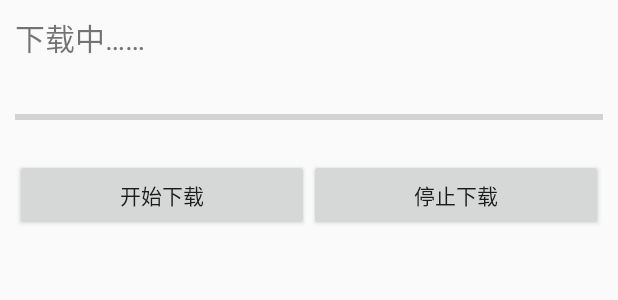
After one commit to Zhai-Wang/Practices, an Android app: the layout item_main.xml on its own in the app's theme, with its tools: preview values and no code run, on a phone screen of 412 x 824 dp. The commit adds this screen. Shown: the top 300 px of the screen. Run offline under Robolectric (Android 15) with nearby library versions, the phone set to English and light mode, and no system bars.

Commit message:
修改为多个文件下载的界面

```diff
--- a/downloaddemo/src/main/java/com/shmj/mouzhai/downloaddemo/entities/ThreadInfo.java
+++ b/downloaddemo/src/main/java/com/shmj/mouzhai/downloaddemo/entities/ThreadInfo.java
@@ -13,6 +13,9 @@ public class ThreadInfo {
     private int start;
     private int end;
     private int finished;
+
+    public ThreadInfo() {
+    }
 
     public ThreadInfo(int id, String url, int start, int end, int finished) {
         this.id = id;
--- /dev/null
+++ b/downloaddemo/src/main/res/layout/item_main.xml
@@ -0,0 +1,48 @@
+<?xml version="1.0" encoding="utf-8"?>
+<LinearLayout xmlns:android="http://schemas.android.com/apk/res/android"
+    xmlns:tools="http://schemas.android.com/tools"
+    android:id="@+id/activity_main"
+    android:layout_width="match_parent"
+    android:layout_height="match_parent"
+    android:orientation="vertical"
+    tools:context="com.shmj.mouzhai.downloaddemo.MainActivity">
+
+    <TextView
+        android:id="@+id/tv_file_name"
+        android:layout_width="wrap_content"
+        android:layout_height="wrap_content"
+        android:padding="10dp"
+        android:text="@string/downloading"
+        android:textSize="20sp" />
+
+    <ProgressBar
+        android:id="@+id/pb_progress"
+        style="?android:attr/progressBarStyleHorizontal"
+        android:layout_width="match_parent"
+        android:layout_height="wrap_content"
+        android:layout_marginTop="10dp"
+        android:padding="10dp" />
+
+    <LinearLayout
+        android:layout_width="match_parent"
+        android:layout_height="wrap_content"
+        android:padding="10dp">
+
+        <Button
+            android:id="@+id/btn_start"
+            style="?android:attr/buttonStyleSmall"
+            android:layout_width="0dp"
+            android:layout_height="wrap_content"
+            android:layout_weight="1"
+            android:text="@string/start" />
+
+        <Button
+            android:id="@+id/btn_stop"
+            style="?android:attr/buttonStyleSmall"
+            android:layout_width="0dp"
+            android:layout_height="wrap_content"
+            android:layout_weight="1"
+            android:text="@string/stop" />
+    </LinearLayout>
+
+</LinearLayout>
```
Also changed, not shown: downloaddemo/src/main/java/com/shmj/mouzhai/downloaddemo/MainActivity.java (+32 -31 lines), downloaddemo/src/main/java/com/shmj/mouzhai/downloaddemo/adapter/FileListAdapter.java (added, +101 -0 lines), downloaddemo/src/main/res/layout/activity_main.xml (+4 -36 lines).
